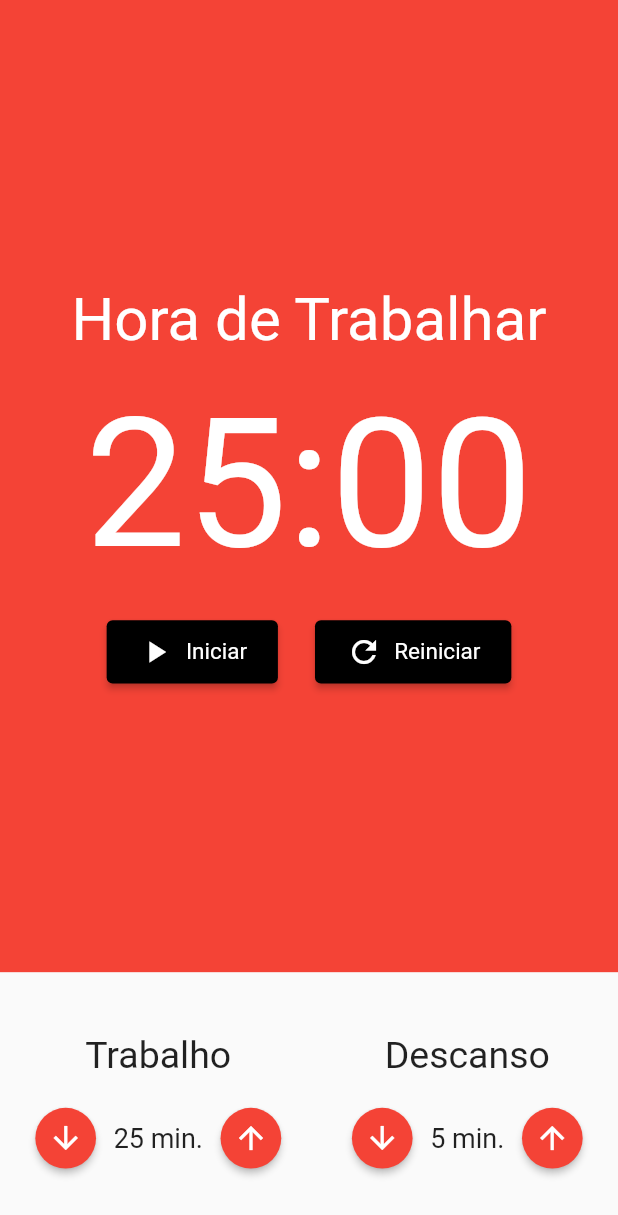
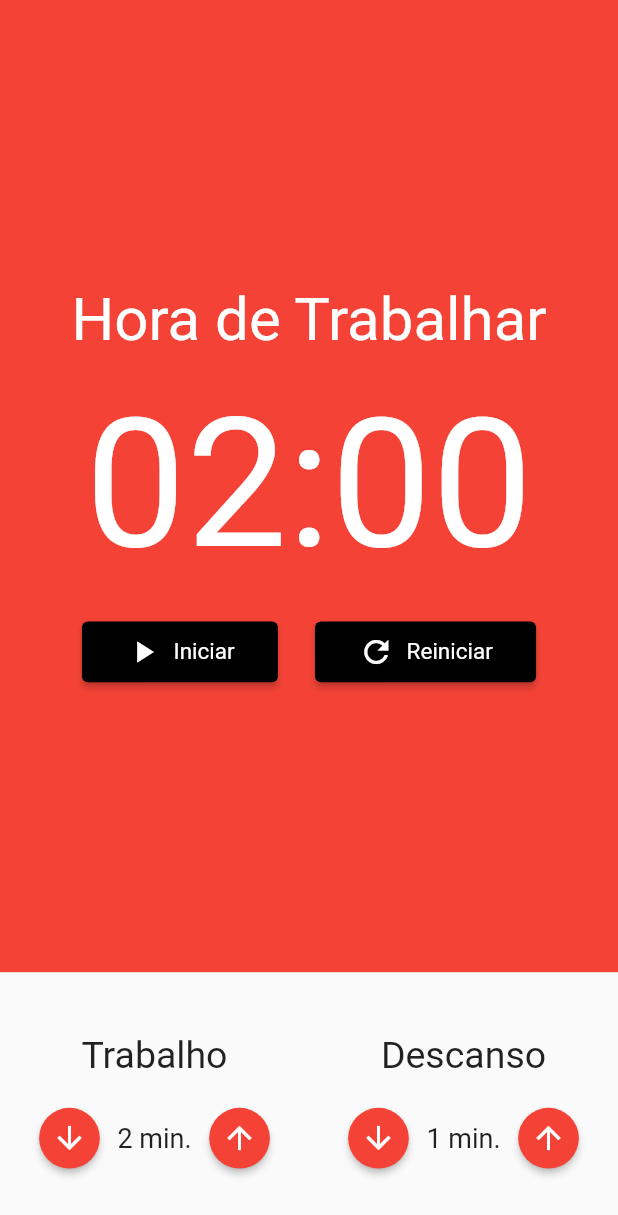
Before and after one commit to WesleyPizetta/pomodoro, a Flutter app: the screen it shows after launch, on a phone screen of 412 x 824 dp. Shown: the top 1215 px of the screen. Run offline on Flutter 3.47's test engine with Material 2 defaults, Android fonts, the phone set to English and light mode, and no system bars; our stand-ins replace flutter_mobx, mobx; generated files the repository leaves out were written again.

Commit message:
adicionando pomodoro store e funcoes aos botoes

```diff
--- a/lib/components/Cronometro.dart
+++ b/lib/components/Cronometro.dart
@@ -1,5 +1,8 @@
 import 'package:flutter/material.dart';
+import 'package:flutter_mobx/flutter_mobx.dart';
 import 'package:pomodoro/components/CronometroBotao.dart';
+import 'package:pomodoro/store/pomodoro.store.dart';
+import 'package:provider/provider.dart';
 
 class Cronometro extends StatelessWidget {
   const Cronometro({Key? key}) : super(key: key);
@@ -8,6 +11,8 @@ class Cronometro extends StatelessWidget {
   Widget build(BuildContext context) {
     double _deviceWidth = MediaQuery.of(context).size.width;
     double _deviceHeight = MediaQuery.of(context).size.height;
+
+    final store = Provider.of<PomodoroStore>(context);
     return Container(
       color: Colors.red,
       child: Column(
@@ -17,31 +22,38 @@ class Cronometro extends StatelessWidget {
             'Hora de Trabalhar',
             style: TextStyle(fontSize: 40, color: Colors.white),
           ),
-          SizedBox(height: _deviceHeight * 0.02,),
+          SizedBox(
+            height: _deviceHeight * 0.02,
+          ),
           Text(
-            '25:00',
-            style: TextStyle(
-              fontSize: 120,
-              color: Colors.white
+            '${store.minutos.toString().padLeft(2, '0')}:${store.segundos.toString().padLeft(2, '0')}',
+            style: TextStyle(fontSize: 120, color: Colors.white),
           ),
+          SizedBox(
+            height: _deviceHeight * 0.02,
           ),
-          SizedBox(height: _deviceHeight * 0.02,),
-          Row(
+          Observer(
+            builder: (_) => Row(
               mainAxisAlignment: MainAxisAlignment.center,
               children: [
+                if(!store.iniciado)
                 Padding(
                   padding: EdgeInsets.only(right: _deviceWidth * 0.03),
-                child: CronometroBotao(icone: Icons.play_arrow, texto: 'Iniciar'),
+                  child:
+                      CronometroBotao(icone: Icons.play_arrow, texto: 'Iniciar', click: store.iniciarCronometro),
                 ),
-              //Padding(
-                //padding: EdgeInsets.only(right: _deviceWidth * 0.03),
-                //child: CronometroBotao(icone: Icons.stop, texto: 'Parar'),
-              //),
+                if(store.iniciado)
+                Padding(
+                  padding: EdgeInsets.only(right: _deviceWidth * 0.03),
+                  child: CronometroBotao(icone: Icons.stop, texto: 'Parar', click: store.pararCronometro),
+                ),
                 Padding(
                   padding: EdgeInsets.only(left: _deviceWidth * 0.03),
-                child: CronometroBotao(icone: Icons.refresh, texto: 'Reiniciar'),
+                  child:
+                      CronometroBotao(icone: Icons.refresh, texto: 'Reiniciar', click: store.reiniciarCronometro),
                 )
               ],
+            ),
           )
         ],
       ),
--- a/lib/components/CronometroBotao.dart
+++ b/lib/components/CronometroBotao.dart
@@ -3,11 +3,13 @@ import 'package:flutter/material.dart';
 class CronometroBotao extends StatelessWidget {
   final String texto;
   final IconData icone;
+  final void Function()? click;
 
   const CronometroBotao({
     Key? key,
     required this.icone,
-    required this.texto
+    required this.texto,
+    this.click
   }) : super(key: key);
 
   @override
@@ -18,14 +20,14 @@ class CronometroBotao extends StatelessWidget {
       style: ElevatedButton.styleFrom(
         primary: Colors.black,
         padding: EdgeInsets.symmetric(
-          horizontal: _deviceWidth * 0.05,
-          vertical: _deviceHeight * 0.011
+          horizontal: _deviceWidth * 0.07,
+          vertical: _deviceHeight * 0.01
         ),
         textStyle: TextStyle(
           fontSize: 15
         )
       ),
-        onPressed: () {},
+        onPressed: click,
         child: Row(
           children: [
             Padding(
--- a/lib/components/EntradaTempo.dart
+++ b/lib/components/EntradaTempo.dart
@@ -4,11 +4,15 @@ import 'package:flutter/material.dart';
 class EntradaTempo extends StatelessWidget {
   final String titulo;
   final int valor;
+  final void Function()? inc;
+  final void Function()? dec;
 
   const EntradaTempo({
     Key? key,
     required this.valor,
-    required this.titulo
+    required this.titulo,
+    this.inc,
+    this.dec
   }) : super(key: key);
 
   @override
@@ -26,7 +30,7 @@ class EntradaTempo extends StatelessWidget {
           mainAxisAlignment: MainAxisAlignment.center,
           children: [
             ElevatedButton(
-                onPressed: () {},
+                onPressed: this.dec,
                 child: Icon(
                     Icons.arrow_downward,
                     color: Colors.white
@@ -41,7 +45,7 @@ class EntradaTempo extends StatelessWidget {
               fontSize: 18
             ),),
             ElevatedButton(
-              onPressed: () {},
+              onPressed: this.inc,
               child: Icon(
                   Icons.arrow_upward,
                   color: Colors.white
--- a/lib/main.dart
+++ b/lib/main.dart
@@ -1,5 +1,8 @@
 import 'package:flutter/material.dart';
+import 'package:pomodoro/store/pomodoro.store.dart';
 import 'pages/pomodoro.dart';
+import 'package:provider/provider.dart';
+
 
 void main() {
   runApp(MyApp());
@@ -9,7 +12,13 @@ class MyApp extends StatelessWidget {
   // This widget is the root of your application.
   @override
   Widget build(BuildContext context) {
-    return MaterialApp(
+    return MultiProvider(
+      providers: [
+        Provider<PomodoroStore>(
+          create: (_) => PomodoroStore(),
+        )
+      ],
+      child: MaterialApp(
         title: 'Flutter Demo',
         theme: ThemeData(
           // This is the theme of your application.
@@ -24,6 +33,7 @@ class MyApp extends StatelessWidget {
           primarySwatch: Colors.blue,
         ),
         home: Pomodoro(),
+      ),
     );
   }
 }
--- a/lib/pages/pomodoro.dart
+++ b/lib/pages/pomodoro.dart
@@ -1,6 +1,9 @@
 import 'package:flutter/material.dart';
+import 'package:flutter_mobx/flutter_mobx.dart';
 import 'package:pomodoro/components/Cronometro.dart';
 import 'package:pomodoro/components/EntradaTempo.dart';
+import 'package:pomodoro/store/pomodoro.store.dart';
+import 'package:provider/provider.dart';
 
 class Pomodoro extends StatelessWidget {
   const Pomodoro({Key? key}) : super(key: key);
@@ -9,6 +12,9 @@ class Pomodoro extends StatelessWidget {
   Widget build(BuildContext context) {
     double _deviceWidth = MediaQuery.of(context).size.width;
     double _deviceHeight = MediaQuery.of(context).size.height;
+
+    final store = Provider.of<PomodoroStore>(context);
+
     return Scaffold(
       body: Column(
         crossAxisAlignment: CrossAxisAlignment.stretch,
@@ -18,12 +24,14 @@ class Pomodoro extends StatelessWidget {
           ),
           Padding(
             padding: EdgeInsets.symmetric(vertical: _deviceHeight * 0.05),
-            child: Row(
-              mainAxisAlignment: MainAxisAlignment.spaceAround,
-              children: [
-                EntradaTempo(valor: 25, titulo: 'Trabalho'),
-                EntradaTempo(valor: 5, titulo: 'Descanso')
-              ],
+            child: Observer(
+              builder: (_) => Row(
+                mainAxisAlignment: MainAxisAlignment.spaceAround,
+                children: [
+                  EntradaTempo(valor: store.tempoTrabalho, titulo: 'Trabalho', inc: store.incrementarTempoTrabalho, dec: store.decrementarTempoTrabalho),
+                  EntradaTempo(valor: store.tempoDescanso, titulo: 'Descanso', inc: store.incrementarTempoDescanso, dec: store.decrementarTempoDescanso)
+                ],
+              ),
             ),
           ),
         ],
```
Also changed, not shown: lib/store/pomodoro.store.dart (added, +57 -0 lines), lib/store/pomodoro.store.g.dart (added). Lines whose indentation alone changed are shown as unchanged.
